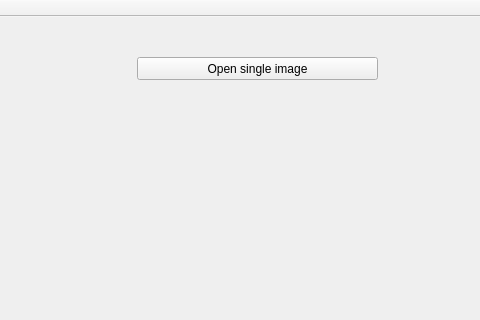
Old version of the form mainwindow.ui in the repository ma1112/mastersthesis; both pictures show x 413 to 893 and y 0 to 320 of the 893 by 576 pixel window.
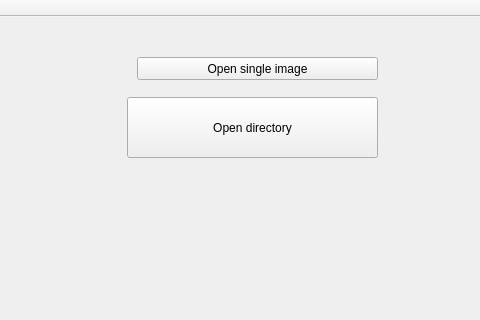
New version of the form.

Commit message:
Introduces Gaincorr class. (under delelopement) and other bugfixes in image classes.
Gaincorr class now reads images from subfolders, sums images in a subfolder and stores all images in a vector.

```diff
--- a/mainwindow.ui
+++ b/mainwindow.ui
@@ -53,6 +53,19 @@
      <bool>true</bool>
     </property>
    </widget>
+   <widget class="QPushButton" name="pushButton">
+    <property name="geometry">
+     <rect>
+      <x>540</x>
+      <y>80</y>
+      <width>251</width>
+      <height>61</height>
+     </rect>
+    </property>
+    <property name="text">
+     <string>Open directory</string>
+    </property>
+   </widget>
   </widget>
   <widget class="QMenuBar" name="menuBar">
    <property name="geometry">
```
The commit also changes 12 other files.
